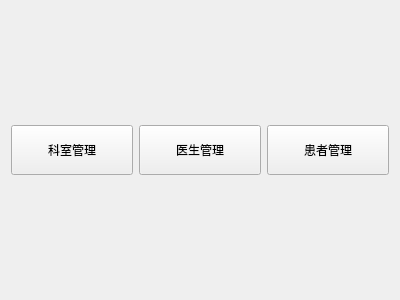
The window that Lab4/welcomeview.ui (WDK688/QtCourse) describes before a commit, drawn with Qt 5.
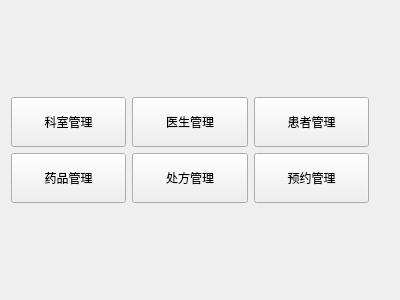
The same window after the commit.

Commit message: 药品管理界面设计

Patch:
```diff
--- a/Lab4/welcomeview.ui
+++ b/Lab4/welcomeview.ui
@@ -13,21 +13,8 @@
   <property name="windowTitle">
    <string>欢迎</string>
   </property>
-  <layout class="QVBoxLayout" name="verticalLayout">
-   <item>
-    <spacer name="verticalSpacer">
-     <property name="orientation">
-      <enum>Qt::Orientation::Vertical</enum>
-     </property>
-     <property name="sizeHint" stdset="0">
-      <size>
-       <width>20</width>
-       <height>100</height>
-      </size>
-     </property>
-    </spacer>
-   </item>
-   <item>
+  <layout class="QGridLayout" name="gridLayout">
+   <item row="1" column="0">
     <layout class="QHBoxLayout" name="horizontalLayout">
      <item>
       <widget class="QPushButton" name="btnDepartment">
@@ -70,7 +57,7 @@
      </item>
     </layout>
    </item>
-   <item>
+   <item row="3" column="1">
     <spacer name="verticalSpacer_2">
      <property name="orientation">
       <enum>Qt::Orientation::Vertical</enum>
@@ -83,6 +70,62 @@
      </property>
     </spacer>
    </item>
+   <item row="2" column="0">
+    <layout class="QHBoxLayout" name="horizontalLayout_2">
+     <item>
+      <widget class="QPushButton" name="btnMedicine">
+       <property name="minimumSize">
+        <size>
+         <width>0</width>
+         <height>50</height>
+        </size>
+       </property>
+       <property name="text">
+        <string>药品管理</string>
+       </property>
+      </widget>
+     </item>
+     <item>
+      <widget class="QPushButton" name="pushButton_2">
+       <property name="minimumSize">
+        <size>
+         <width>0</width>
+         <height>50</height>
+        </size>
+       </property>
+       <property name="text">
+        <string>处方管理</string>
+       </property>
+      </widget>
+     </item>
+     <item>
+      <widget class="QPushButton" name="pushButton_3">
+       <property name="minimumSize">
+        <size>
+         <width>0</width>
+         <height>50</height>
+        </size>
+       </property>
+       <property name="text">
+        <string>预约管理</string>
+       </property>
+      </widget>
+     </item>
+    </layout>
+   </item>
+   <item row="0" column="1">
+    <spacer name="verticalSpacer">
+     <property name="orientation">
+      <enum>Qt::Orientation::Vertical</enum>
+     </property>
+     <property name="sizeHint" stdset="0">
+      <size>
+       <width>20</width>
+       <height>100</height>
+      </size>
+     </property>
+    </spacer>
+   </item>
   </layout>
  </widget>
  <resources/>
```
The commit also changes 10 other files.
